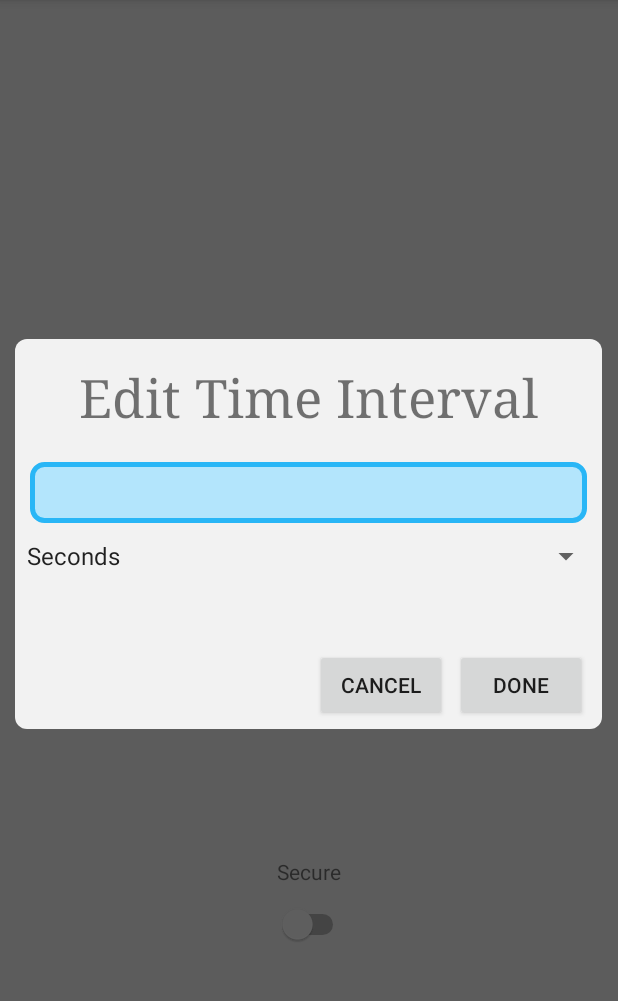
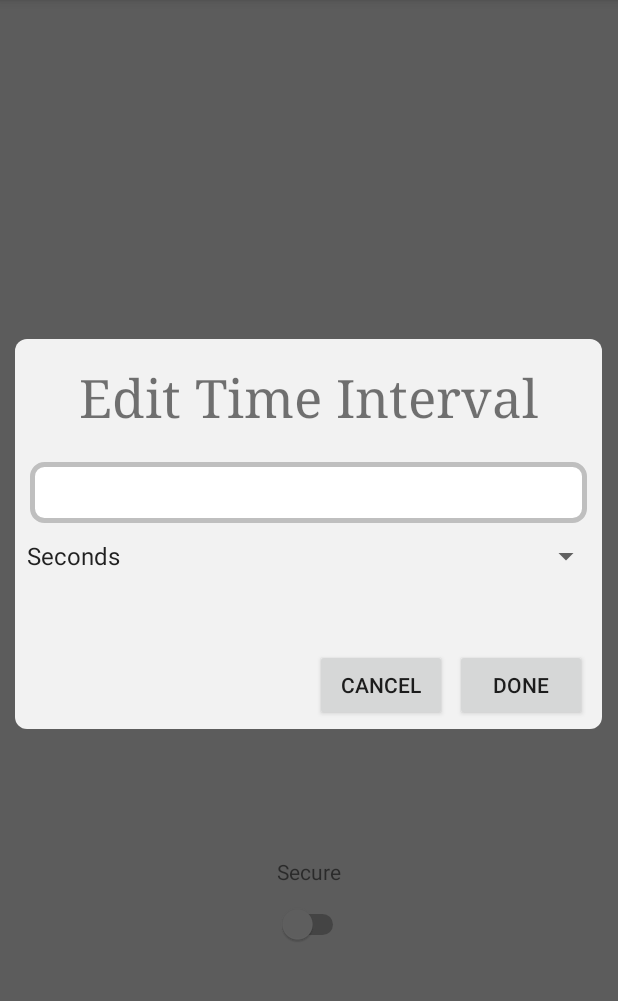
Before and after one commit to danwan754/periodic-lock, an Android app: the screen it shows after launch (MainActivity), after a tap on an icon or button, on a phone screen of 412 x 824 dp, the part 84-1085 px from its top. Run offline under Robolectric (Android 15) with nearby library versions, the light colour scheme and no system bars.

Commit message:
Change colors from blue to grey/white in interval dialog

```diff
--- a/app/src/main/res/drawable/edit_text_interval.xml
+++ b/app/src/main/res/drawable/edit_text_interval.xml
@@ -3,10 +3,10 @@
     <item>
         <shape>
             <solid
-                android:color="#B3E5FC" />
+                android:color="#ffffff" />
             <stroke
                 android:width="3dp"
-                android:color="#29B6F6" />
+                android:color="#bfbfbf" />
             <corners
                 android:radius="8dp" />
         </shape>
```
